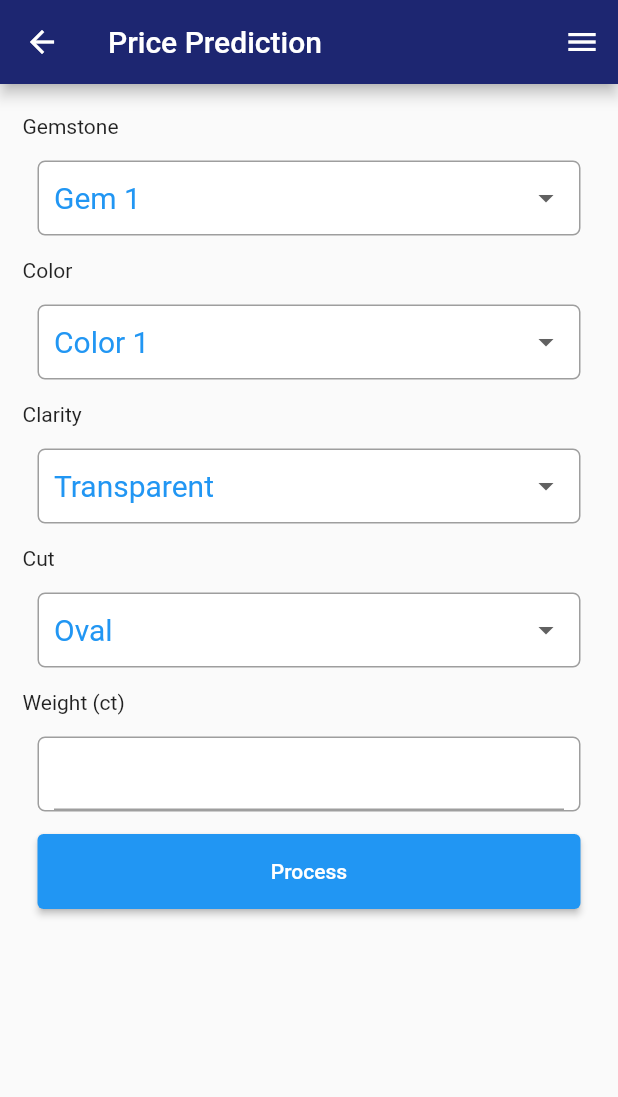
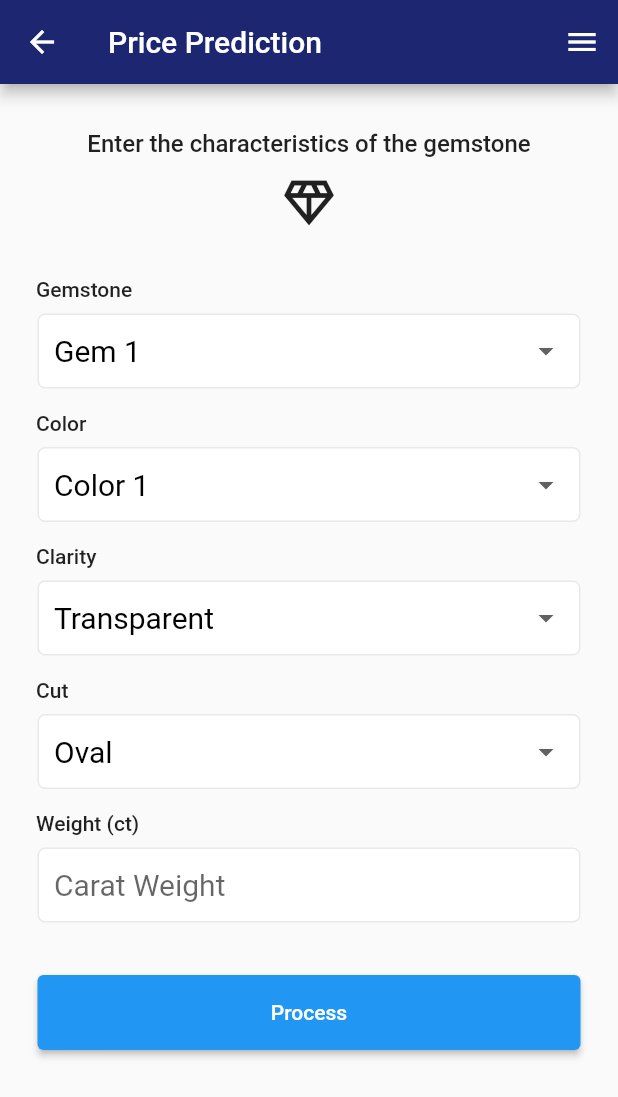
Before and after one commit to NuvinduSenarathne/Gemo_Mobile, a Flutter app: the PricePrediction screen opened by its route, on a phone screen of 412 x 824 dp. Shown: the top 1097 px of the screen. Run offline on Flutter 3.47's test engine with Material 2 defaults, Android fonts, the phone set to English and light mode, and no system bars; our stand-ins replace carousel_slider, cloud_firestore, firebase_auth, firebase_core, quickalert and 1 more; missing offline and left inert: dart:ffi; accounts and stored records are empty.

Commit message:
Price Prediction UI

```diff
--- a/lib/constants/colors.dart
+++ b/lib/constants/colors.dart
@@ -4,7 +4,9 @@ class AppColors {
   static const Color backgroundColor = Color(0xFF1D2671);
   static const Color dashboardGridButtonColor = Color(0xFF1D2671);
   static const Color whiteColor = Color(0xFFFFFFFF);
-  // static const Color searchFeildColor = Color.fromARGB(255, 74, 78, 111);
+  static const Color formColor = Color.fromARGB(255, 204, 204, 204);
   static const Color searchFeildColor = Color(0xFF1D2671);
   static const Color appColor = Color.fromARGB(255, 255, 255, 255);
+  static const Color formFieldBorderColor = Color.fromARGB(255, 233, 233, 233);
+  static const Color formFieldTextColor = Color.fromARGB(255, 0, 0, 0);
 }
--- a/lib/screens/pricePrediction.dart
+++ b/lib/screens/pricePrediction.dart
@@ -52,25 +52,41 @@ class _PricePredictionState extends State<PricePrediction> {
           ],
         ),
         body: Padding(
-          padding: EdgeInsets.fromLTRB(10, 20, 10, 0),
+            padding: const EdgeInsets.fromLTRB(10, 30, 10, 0),
             child: Column(
               children: [
                 Container(
+                  margin: const EdgeInsets.fromLTRB(0, 0, 0, 10),
+                  child: const Text(
+                    'Enter the characteristics of the gemstone',
+                    style: TextStyle(fontWeight: FontWeight.w500, fontSize: 16),
+                  ),
+                ),
+                Container(
+                  margin: const EdgeInsets.fromLTRB(0, 0, 0, 30),
+                  child: const Icon(
+                    Icons.diamond_outlined,
+                    size: 40,
+                  ),
+                ),
+                Container(
                   alignment: Alignment.centerLeft,
-                margin: EdgeInsets.fromLTRB(5, 0, 0, 0),
-                child: Text(
+                  margin: const EdgeInsets.fromLTRB(14, 0, 0, 0),
+                  child: const Text(
                     'Gemstone',
+                    style: TextStyle(fontWeight: FontWeight.w500),
                   ),
                 ),
                 Container(
                   width: double.infinity,
-                margin: const EdgeInsets.all(15.0),
+                  margin: const EdgeInsets.fromLTRB(15, 8, 15, 15),
                   padding: const EdgeInsets.only(left: 10.0, right: 10.0),
                   decoration: BoxDecoration(
                       color: Colors.white,
                       borderRadius: BorderRadius.circular(5),
                       border: Border.all(
-                        color: const Color.fromARGB(255, 158, 158, 158))),
+                        color: AppColors.formFieldBorderColor,
+                      )),
                   child: DropdownButton(
                     underline: Container(),
                     isExpanded: true,
@@ -85,27 +101,30 @@ class _PricePredictionState extends State<PricePrediction> {
                       });
                     },
                     style: const TextStyle(
-                      color: Colors.blue,
+                        color: AppColors.formFieldTextColor,
                         fontSize: 20,
+                        fontWeight: FontWeight.w400,
                         decoration: TextDecoration.none),
                   ),
                 ),
                 Container(
                   alignment: Alignment.centerLeft,
-                margin: EdgeInsets.fromLTRB(5, 0, 0, 0),
-                child: Text(
+                  margin: const EdgeInsets.fromLTRB(14, 0, 0, 0),
+                  child: const Text(
                     'Color',
+                    style: TextStyle(fontWeight: FontWeight.w500),
                   ),
                 ),
                 Container(
                   width: double.infinity,
-                margin: const EdgeInsets.all(15.0),
+                  margin: const EdgeInsets.fromLTRB(15, 8, 15, 15),
                   padding: const EdgeInsets.only(left: 10.0, right: 10.0),
                   decoration: BoxDecoration(
                       color: Colors.white,
                       borderRadius: BorderRadius.circular(5),
                       border: Border.all(
-                        color: const Color.fromARGB(255, 158, 158, 158))),
+                        color: AppColors.formFieldBorderColor,
+                      )),
                   child: DropdownButton(
                     underline: Container(),
                     isExpanded: true,
@@ -120,27 +139,30 @@ class _PricePredictionState extends State<PricePrediction> {
                       });
                     },
                     style: const TextStyle(
-                      color: Colors.blue,
+                        color: AppColors.formFieldTextColor,
+                        fontWeight: FontWeight.w400,
                         fontSize: 20,
                         decoration: TextDecoration.none),
                   ),
                 ),
                 Container(
                   alignment: Alignment.centerLeft,
-                margin: EdgeInsets.fromLTRB(5, 0, 0, 0),
-                child: Text(
+                  margin: const EdgeInsets.fromLTRB(14, 0, 0, 0),
+                  child: const Text(
                     'Clarity',
+                    style: TextStyle(fontWeight: FontWeight.w500),
                   ),
                 ),
                 Container(
                   width: double.infinity,
-                margin: const EdgeInsets.all(15.0),
+                  margin: const EdgeInsets.fromLTRB(15, 8, 15, 15),
                   padding: const EdgeInsets.only(left: 10.0, right: 10.0),
                   decoration: BoxDecoration(
                       color: Colors.white,
                       borderRadius: BorderRadius.circular(5),
                       border: Border.all(
-                        color: const Color.fromARGB(255, 158, 158, 158))),
+                        color: AppColors.formFieldBorderColor,
+                      )),
                   child: DropdownButton(
                     underline: Container(),
                     isExpanded: true,
@@ -155,27 +177,30 @@ class _PricePredictionState extends State<PricePrediction> {
                       });
                     },
                     style: const TextStyle(
-                      color: Colors.blue,
+                        fontWeight: FontWeight.w400,
+                        color: AppColors.formFieldTextColor,
                         fontSize: 20,
                         decoration: TextDecoration.none),
                   ),
                 ),
                 Container(
                   alignment: Alignment.centerLeft,
-                margin: EdgeInsets.fromLTRB(5, 0, 0, 0),
-                child: Text(
+                  margin: const EdgeInsets.fromLTRB(14, 0, 0, 0),
+                  child: const Text(
                     'Cut',
+                    style: TextStyle(fontWeight: FontWeight.w500),
                   ),
                 ),
                 Container(
                   width: double.infinity,
-                margin: const EdgeInsets.all(15.0),
+                  margin: const EdgeInsets.fromLTRB(15, 8, 15, 15),
                   padding: const EdgeInsets.only(left: 10.0, right: 10.0),
                   decoration: BoxDecoration(
                       color: Colors.white,
                       borderRadius: BorderRadius.circular(5),
                       border: Border.all(
-                        color: const Color.fromARGB(255, 158, 158, 158))),
+                        color: AppColors.formFieldBorderColor,
+                      )),
                   child: DropdownButton(
                     underline: Container(),
                     isExpanded: true,
@@ -190,45 +215,53 @@ class _PricePredictionState extends State<PricePrediction> {
                       });
                     },
                     style: const TextStyle(
-                      color: Colors.blue,
+                        fontWeight: FontWeight.w400,
+                        color: AppColors.formFieldTextColor,
                         fontSize: 20,
                         decoration: TextDecoration.none),
                   ),
                 ),
                 Container(
                   alignment: Alignment.centerLeft,
-                margin: EdgeInsets.fromLTRB(5, 0, 0, 0),
-                child: Text(
+                  margin: const EdgeInsets.fromLTRB(14, 0, 0, 0),
+                  child: const Text(
                     'Weight (ct)',
+                    style: TextStyle(fontWeight: FontWeight.w500),
                   ),
                 ),
                 Container(
                   width: double.infinity,
-                margin: const EdgeInsets.all(15.0),
+                  margin: const EdgeInsets.fromLTRB(15, 8, 15, 15),
                   padding: const EdgeInsets.only(left: 10.0, right: 10.0),
                   decoration: BoxDecoration(
                       color: Colors.white,
                       borderRadius: BorderRadius.circular(5),
                       border: Border.all(
-                        color: const Color.fromARGB(255, 158, 158, 158))),
+                        color: AppColors.formFieldBorderColor,
+                      )),
                   child: TextField(
+                    decoration: const InputDecoration(
+                      hintText: 'Carat Weight',
+                      border: InputBorder.none,
+                    ),
                     controller: selectedCt,
                     style: const TextStyle(
-                      color: Colors.blue,
+                      fontWeight: FontWeight.w400,
+                      color: AppColors.formFieldTextColor,
                       fontSize: 20,
-                      decoration: TextDecoration.none),
+                    ),
                   ),
                 ),
                 Container(
+                    margin: const EdgeInsets.fromLTRB(0, 20, 0, 0),
                     width: double.infinity,
                     height: double.tryParse('50'),
                     padding: const EdgeInsets.only(left: 15.0, right: 15.0),
                     child: ElevatedButton(
                       onPressed: () {},
-                    child: Text('Process'),
+                      child: const Text('Process'),
                     )),
               ],
-          ),
-        ));
+            )));
   }
 }
```
Lines whose indentation alone changed are shown as unchanged.
